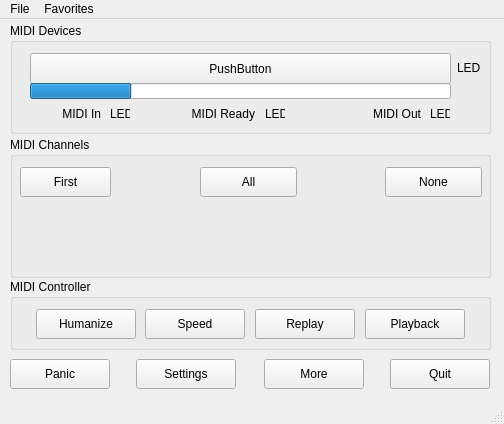
The window that src/mainwindow.ui (obook/I-like-Chopin) describes before a commit, drawn with Qt 5.
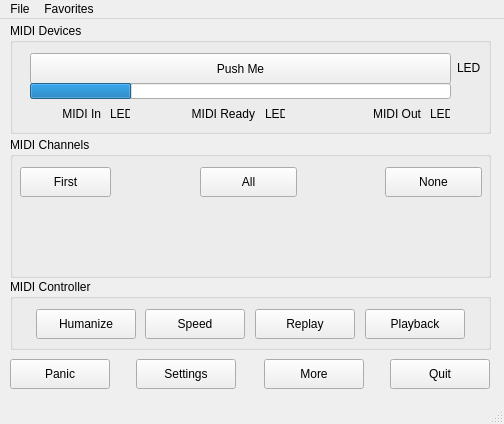
The same window after the commit.

Commit message: Change default song text.

The edit to the form file:
```diff
--- a/src/mainwindow.ui
+++ b/src/mainwindow.ui
@@ -129,7 +129,7 @@
       <bool>true</bool>
      </property>
      <property name="text">
-      <string>PushButton</string>
+      <string>Push Me</string>
      </property>
      <property name="flat">
       <bool>false</bool>
```
The commit also changes 1 other file.
